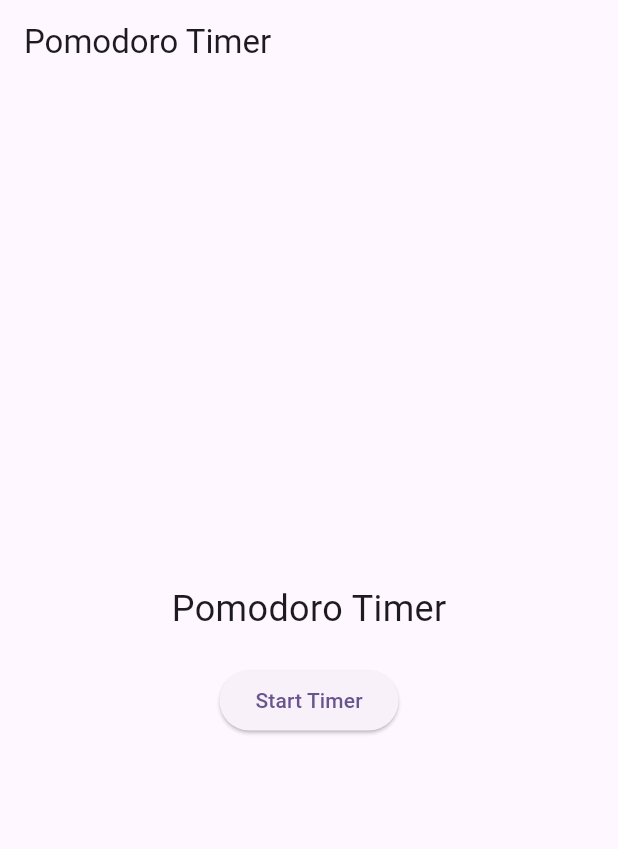
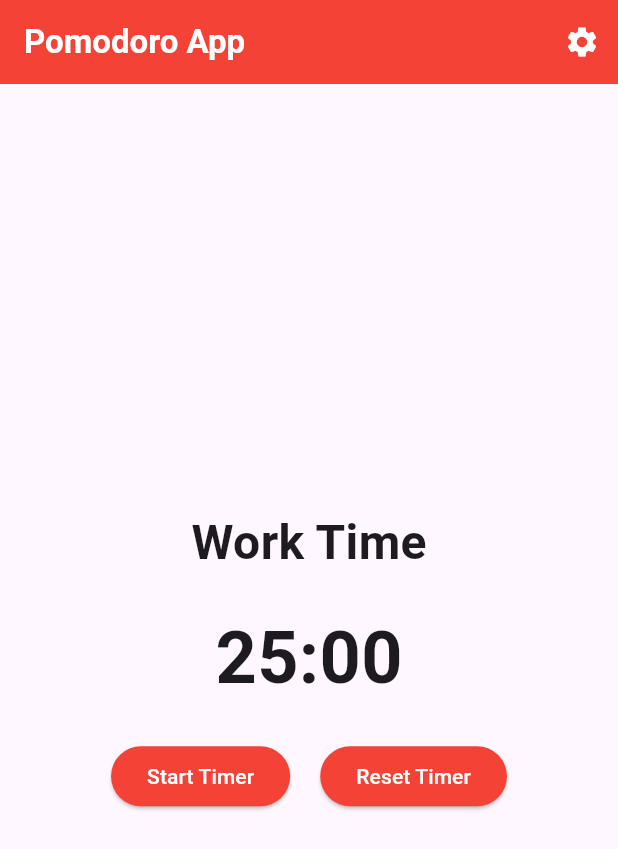
Before and after one commit to Md-Shoyab/pomodoro_app, a Flutter app: the screen it shows after launch, on a phone screen of 412 x 824 dp. Shown: the top 849 px of the screen. Run offline on Flutter 3.47's test engine with Material 3 defaults, Android fonts, the phone set to English and light mode, and no system bars.

Commit message:
basic UI setup of app

```diff
--- a/lib/main.dart
+++ b/lib/main.dart
@@ -1,4 +1,24 @@
 import 'package:flutter/material.dart';
+
+abstract class AppColors {
+  static const Color primary = Colors.red;
+  static const Color appBarText = Colors.white;
+  static const Color buttonText = Colors.white;
+}
+
+abstract class AppString {
+  static const String appTitle = 'Pomodoro App';
+  static const String workTime = 'Work Time';
+  static const String runningTimer = '25:00';
+  static const String startTimer = 'Start Timer';
+  static const String resetTimer = 'Reset Timer';
+  static const String settingsTooltip = 'Settings';
+}
+
+abstract class AppMargin {
+  static const vertical20 = SizedBox(height: 20);
+  static const horizontal20 = SizedBox(width: 20);
+}
 
 void main() {
   runApp(const MyApp());
@@ -10,10 +30,9 @@ class MyApp extends StatelessWidget {
   @override
   Widget build(BuildContext context) {
     return MaterialApp(
-      title: 'Flutter Demo',
-      theme: ThemeData(
-        colorScheme: ColorScheme.fromSeed(seedColor: Colors.deepPurple),
-      ),
+      debugShowCheckedModeBanner: false,
+      title: AppString.appTitle,
+      theme: ThemeData(colorScheme: ColorScheme.fromSeed(seedColor: Colors.deepPurple)),
       home: PomodoroScreen(),
     );
   }
@@ -30,14 +49,62 @@ class _PomodoroScreenState extends State<PomodoroScreen> {
   @override
   Widget build(BuildContext context) {
     return Scaffold(
-      appBar: AppBar(title: const Text('Pomodoro Timer')),
+      appBar: AppBar(
+        title: const Text(
+          AppString.appTitle,
+          style: TextStyle(color: AppColors.appBarText, fontWeight: FontWeight.w600),
+        ),
+        backgroundColor: AppColors.primary,
+        actions: [
+          IconButton(
+            icon: const Icon(Icons.settings, color: AppColors.appBarText),
+            onPressed: () {
+              // Open drawer or menu
+            },
+            tooltip: AppString.settingsTooltip,
+          ),
+        ],
+      ),
       body: Center(
         child: Column(
           mainAxisAlignment: MainAxisAlignment.center,
           children: <Widget>[
-            const Text('Pomodoro Timer', style: TextStyle(fontSize: 24)),
-            const SizedBox(height: 20),
-            ElevatedButton(onPressed: () {}, child: const Text('Start Timer')),
+            const Text(
+              AppString.workTime,
+              style: TextStyle(fontSize: 32, fontWeight: FontWeight.w600),
+            ),
+            AppMargin.vertical20,
+            const Text(
+              AppString.runningTimer,
+              style: TextStyle(fontSize: 48, fontWeight: FontWeight.w600),
+            ),
+            AppMargin.vertical20,
+            Row(
+              mainAxisAlignment: MainAxisAlignment.center,
+              children: [
+                ElevatedButton(
+                  style: ElevatedButton.styleFrom(backgroundColor: AppColors.primary),
+                  onPressed: () {
+                    // Start timer logic
+                  },
+                  child: const Text(
+                    AppString.startTimer,
+                    style: TextStyle(color: AppColors.buttonText),
+                  ),
+                ),
+                AppMargin.horizontal20,
+                ElevatedButton(
+                  style: ElevatedButton.styleFrom(backgroundColor: AppColors.primary),
+                  onPressed: () {
+                    // Start timer logic
+                  },
+                  child: const Text(
+                    AppString.resetTimer,
+                    style: TextStyle(color: AppColors.buttonText),
+                  ),
+                ),
+              ],
+            ),
           ],
         ),
       ),
```
